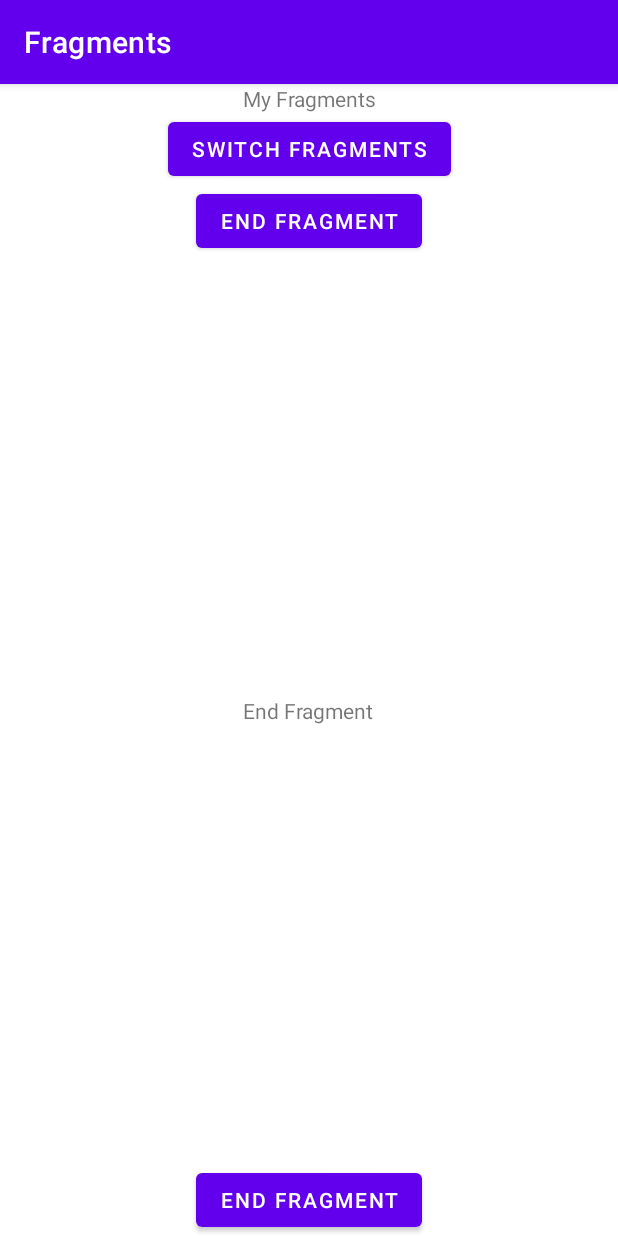
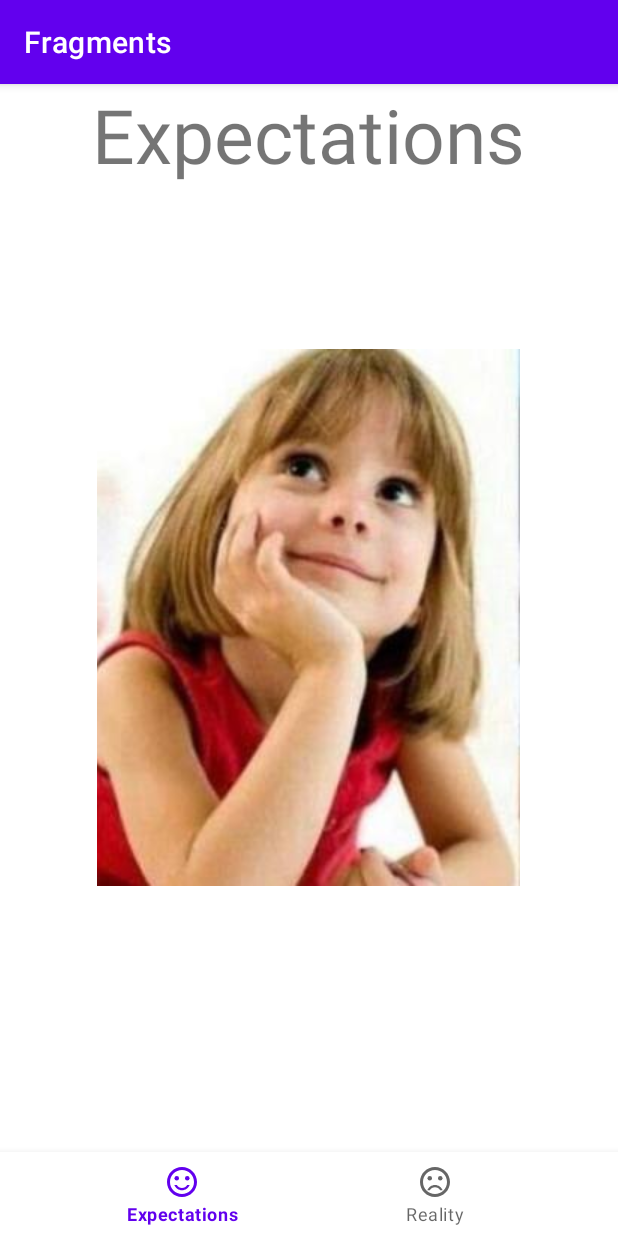
Before and after one commit to Zhuzhanchini/Fragments, an Android app: the fragment FirstFragment placed in its activity, on a phone screen of 412 x 824 dp. Run offline under Robolectric (Android 15) with nearby library versions, the phone set to English and light mode, and no system bars.

Commit message:
hw-fragments

```diff
--- a/app/src/main/java/example/julia/fragments/EndFragment.kt
+++ b/app/src/main/java/example/julia/fragments/FirstFragment.kt
@@ -7,15 +7,18 @@ import android.view.View
 import android.view.ViewGroup
 
 
-class EndFragment : Fragment() {
+class FirstFragment : Fragment() {
+
 
     override fun onCreateView(
         inflater: LayoutInflater, container: ViewGroup?,
         savedInstanceState: Bundle?,
     ): View? {
-        // Inflate the layout for this fragment
-        return inflater.inflate(R.layout.fragment_end2, container, false)
+
+        val view= inflater.inflate(R.layout.fragment_first, container, false)
+
+        return view
     }
 
 
-    }
+}
--- a/app/src/main/java/example/julia/fragments/MainActivity.kt
+++ b/app/src/main/java/example/julia/fragments/MainActivity.kt
@@ -3,40 +3,48 @@ package example.julia.fragments
 import androidx.appcompat.app.AppCompatActivity
 import android.os.Bundle
 import android.util.Log
+import android.widget.ActionMenuView
 import android.widget.Button
+import androidx.fragment.app.Fragment
+import com.google.android.material.bottomnavigation.BottomNavigationView
+
+lateinit var bottomNavigationMenu: BottomNavigationView
 
 class MainActivity : AppCompatActivity() {
-
-    lateinit var switchFragmentButton: Button
 
     override fun onCreate(savedInstanceState: Bundle?) {
         super.onCreate(savedInstanceState)
         setContentView(R.layout.activity_main)
-        switchFragmentButton = findViewById(R.id.switch_fragments_button)
+        bottomNavigationMenu = findViewById(R.id.bottom_navigation_menu)
 
+        bottomNavigationMenu.setOnItemSelectedListener { item ->
+            var fragment: Fragment? = null
+            when (item.itemId) {
+                R.id.fragment_1 -> {
+                    fragment = FirstFragment()
 
-        val startFragment = StartFragment()
-        val endFragment = EndFragment()
-
-        switchFragmentButton.setOnClickListener {
-            val fragment =
-                when (supportFragmentManager.findFragmentById(R.id.fragment_container)) {
-                    is StartFragment -> endFragment
-                    is EndFragment -> startFragment
-                    else -> startFragment
                 }
-
+                R.id.fragment_2 -> {
+                    fragment = SecondFragment()
+                }
+            }
+            replaceFragment(fragment!!)
+            true
+        }
+        bottomNavigationMenu.selectedItemId=R.id.fragment_1
+        fun replaceFragment(fragment: Fragment) {
             supportFragmentManager
                 .beginTransaction()
                 .replace(R.id.fragment_container, fragment)
+                .addToBackStack(fragment.tag)
                 .commit()
+
         }
 
-
+    }
+    private fun replaceFragment(fragment: Fragment) {
 
     }
 
 
-
-
 }
--- /dev/null
+++ b/app/src/main/res/drawable-v24/dissatisfied_24.xml
@@ -0,0 +1,16 @@
+<vector xmlns:android="http://schemas.android.com/apk/res/android"
+    android:width="24dp"
+    android:height="24dp"
+    android:viewportWidth="24"
+    android:viewportHeight="24"
+    android:tint="?attr/colorControlNormal">
+  <path
+      android:fillColor="@android:color/white"
+      android:pathData="M15.5,9.5m-1.5,0a1.5,1.5 0,1 1,3 0a1.5,1.5 0,1 1,-3 0"/>
+  <path
+      android:fillColor="@android:color/white"
+      android:pathData="M8.5,9.5m-1.5,0a1.5,1.5 0,1 1,3 0a1.5,1.5 0,1 1,-3 0"/>
+  <path
+      android:fillColor="@android:color/white"
+      android:pathData="M12,14c-2.33,0 -4.32,1.45 -5.12,3.5h1.67c0.69,-1.19 1.97,-2 3.45,-2s2.75,0.81 3.45,2h1.67c-0.8,-2.05 -2.79,-3.5 -5.12,-3.5zM11.99,2C6.47,2 2,6.48 2,12s4.47,10 9.99,10C17.52,22 22,17.52 22,12S17.52,2 11.99,2zM12,20c-4.42,0 -8,-3.58 -8,-8s3.58,-8 8,-8 8,3.58 8,8 -3.58,8 -8,8z"/>
+</vector>
--- /dev/null
+++ b/app/src/main/res/drawable-v24/satisfied_24.xml
@@ -0,0 +1,16 @@
+<vector xmlns:android="http://schemas.android.com/apk/res/android"
+    android:width="24dp"
+    android:height="24dp"
+    android:viewportWidth="24"
+    android:viewportHeight="24"
+    android:tint="?attr/colorControlNormal">
+  <path
+      android:fillColor="@android:color/white"
+      android:pathData="M15.5,9.5m-1.5,0a1.5,1.5 0,1 1,3 0a1.5,1.5 0,1 1,-3 0"/>
+  <path
+      android:fillColor="@android:color/white"
+      android:pathData="M8.5,9.5m-1.5,0a1.5,1.5 0,1 1,3 0a1.5,1.5 0,1 1,-3 0"/>
+  <path
+      android:fillColor="@android:color/white"
+      android:pathData="M12,16c-1.48,0 -2.75,-0.81 -3.45,-2L6.88,14c0.8,2.05 2.79,3.5 5.12,3.5s4.32,-1.45 5.12,-3.5h-1.67c-0.7,1.19 -1.97,2 -3.45,2zM11.99,2C6.47,2 2,6.48 2,12s4.47,10 9.99,10C17.52,22 22,17.52 22,12S17.52,2 11.99,2zM12,20c-4.42,0 -8,-3.58 -8,-8s3.58,-8 8,-8 8,3.58 8,8 -3.58,8 -8,8z"/>
+</vector>
--- a/app/src/main/res/layout/activity_main.xml
+++ b/app/src/main/res/layout/activity_main.xml
@@ -6,29 +6,22 @@
     android:layout_height="match_parent"
     tools:context=".MainActivity">
 
-    <TextView
-        android:id="@+id/my_fragments_text"
-        android:layout_width="match_parent"
-        android:layout_height="wrap_content"
-        android:gravity="center"
-        android:text="@string/my_fragments"
-        app:layout_constraintTop_toTopOf="parent" />
-
-    <Button
-        android:id="@+id/switch_fragments_button"
-        android:layout_width="wrap_content"
-        android:layout_height="wrap_content"
-        android:text="@string/switch_fragments"
-        app:layout_constraintEnd_toEndOf="parent"
-        app:layout_constraintStart_toStartOf="parent"
-        app:layout_constraintTop_toBottomOf="@id/my_fragments_text" />
 
 
     <androidx.fragment.app.FragmentContainerView
         android:id="@+id/fragment_container"
+        app:layout_constraintBottom_toTopOf="@+id/bottom_navigation_menu"
+        app:layout_constraintTop_toTopOf="parent"
         android:layout_width="match_parent"
-        android:layout_height="0dp"
+        android:layout_height="0dp" />
+
+    <com.google.android.material.bottomnavigation.BottomNavigationView
+        android:id="@+id/bottom_navigation_menu"
+        android:layout_width="match_parent"
+        android:layout_height="wrap_content"
         app:layout_constraintBottom_toBottomOf="parent"
-        app:layout_constraintTop_toBottomOf="@id/switch_fragments_button" />
+        app:menu="@menu/bottom_menu"/>
+
+
 
 </androidx.constraintlayout.widget.ConstraintLayout>
--- a/app/src/main/res/layout/fragment_end2.xml
+++ b/app/src/main/res/layout/fragment_first.xml
@@ -3,25 +3,21 @@
     xmlns:tools="http://schemas.android.com/tools"
     android:layout_width="match_parent"
     android:layout_height="match_parent"
-    tools:context=".EndFragment">
+    tools:context=".FirstFragment">
 
-    <Button
-        android:layout_width="wrap_content"
-        android:layout_height="wrap_content"
-        android:layout_gravity="center_horizontal"
-        android:text="@string/end_fragment" />
 
     <TextView
         android:layout_width="wrap_content"
         android:layout_height="wrap_content"
-        android:layout_gravity="center"
-        android:text="@string/end_fragment" />
+        android:layout_gravity="center_horizontal"
+        android:text="@string/expectations"
+        android:textSize="50dp" />
 
-
-    <Button
+    <ImageView
+        android:id="@+id/imageView"
+        android:src="@drawable/expectations"
         android:layout_width="wrap_content"
         android:layout_height="wrap_content"
-        android:layout_gravity="center_horizontal|bottom"
-        android:text="@string/end_fragment" />
+        android:layout_gravity="center"/>
 
 </FrameLayout>
--- /dev/null
+++ b/app/src/main/res/menu/bottom_menu.xml
@@ -0,0 +1,16 @@
+<?xml version="1.0" encoding="utf-8"?>
+<menu xmlns:android="http://schemas.android.com/apk/res/android">
+
+
+           <item
+            android:id="@+id/fragment_1"
+            android:enabled="true"
+            android:icon="@drawable/satisfied_24"
+            android:title="@string/expectations"/>
+        <item
+            android:id="@+id/fragment_2"
+            android:enabled="true"
+            android:icon="@drawable/dissatisfied_24"
+            android:title="@string/reality"/>
+
+</menu>
--- a/app/src/main/res/values/strings.xml
+++ b/app/src/main/res/values/strings.xml
@@ -7,4 +7,10 @@
     <string name="switch_fragments">Switch Fragments</string>
     <string name="start_fragment">Start Fragment</string>
     <string name="end_fragment">End Fragment</string>
+    <string name="_1_fragment">1_fragment</string>
+    <string name="_2_fragment">_2_fragment</string>
+    <string name="First">First</string>
+    <string name="Second">Second</string>
+    <string name="expectations">Expectations</string>
+    <string name="reality">Reality</string>
 </resources>
```
Also changed, not shown: app/src/main/java/example/julia/fragments/SecondFragment.kt (added, +23 -0 lines), app/src/main/java/example/julia/fragments/StartFragment.kt (deleted, +0 -31 lines), app/src/main/res/drawable/ic_android_black_24dp.xml (added, +9 -0 lines), app/src/main/res/layout/fragment_second.xml (added, +26 -0 lines), app/src/main/res/layout/fragment_start.xml (deleted, +0 -30 lines), app/src/main/res/drawable-v24/expectations.jpg (added), app/src/main/res/drawable-v24/reality.jpg (added).
